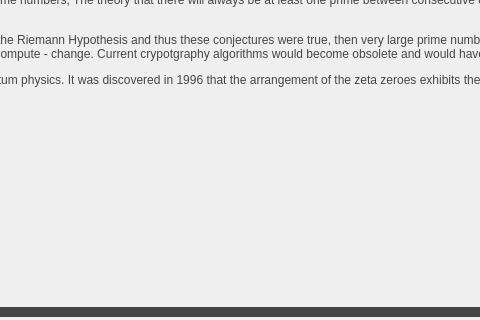
jackm245/Riemann-Hypothesis, file src/ui/introduction_screens/practical_applications.ui: the form before one commit; both pictures show x 440 to 920 and y 403 to 723 of the 1340 by 723 pixel window.
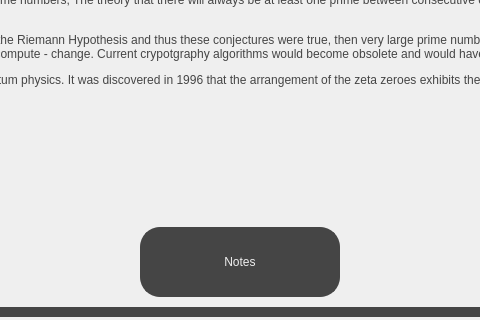
The form after the commit.

Patch:
```diff
--- a/src/ui/introduction_screens/practical_applications.ui
+++ b/src/ui/introduction_screens/practical_applications.ui
@@ -315,10 +315,35 @@
       <bool>true</bool>
      </property>
     </widget>
+    <widget class="QPushButton" name="NotesButton">
+     <property name="geometry">
+      <rect>
+       <x>570</x>
+       <y>460</y>
+       <width>200</width>
+       <height>70</height>
+      </rect>
+     </property>
+     <property name="cursor">
+      <cursorShape>PointingHandCursor</cursorShape>
+     </property>
+     <property name="styleSheet">
+      <string notr="true">border: 2px solid;
+border-radius: 20px;
+border-color:rgb(69, 69, 69);
+background-color: rgb(69, 69, 69);
+font: 18pt &quot;Sans Serif&quot;; color:rgb(239, 239, 239);
+</string>
+     </property>
+     <property name="text">
+      <string>Notes</string>
+     </property>
+    </widget>
     <zorder>SubTitleText</zorder>
     <zorder>MainText</zorder>
     <zorder>PrevButton</zorder>
     <zorder>NextButton</zorder>
+    <zorder>NotesButton</zorder>
    </widget>
   </widget>
  </widget>
```
